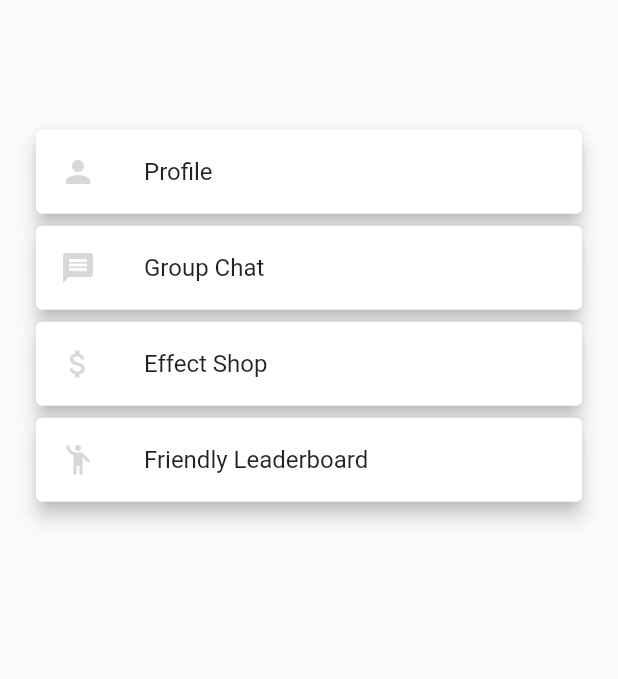
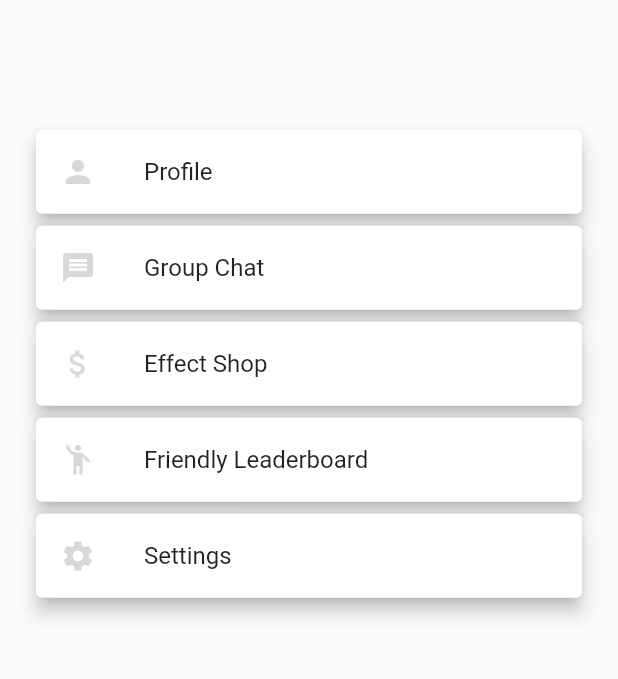
Before and after one commit to AradhyaNepal/DIgi3Map, a Flutter app: the LeaderBoardDrawer screen opened directly, on a phone screen of 412 x 824 dp, the part 277-956 px from its top. Run offline on Flutter 3.47's test engine with Material 2 defaults, Android fonts, the phone set to English and light mode, and no system bars; our stand-ins replace audioplayers, flutter_svg, font_awesome_flutter, google_fonts, google_sign_in, image_picker and 2 more; missing offline and left inert: flutter_facebook_auth; accounts and stored records are empty; network calls fail; project files that could hold a hidden picture were left out.

Commit message:
Main Foundation Completed

```diff
--- a/Flutter/lib/screens/group_portle/widget/leaderboard_drawer.dart
+++ b/Flutter/lib/screens/group_portle/widget/leaderboard_drawer.dart
@@ -8,6 +8,7 @@
 import 'package:digi3map/screens/group_portle/view/friendly_competition.dart';
 import 'package:digi3map/screens/group_portle/view/group_chat.dart';
 import 'package:digi3map/screens/homepage/views/splash_page.dart';
+import 'package:digi3map/screens/settings/settings.dart';
 import 'package:digi3map/screens/user_profile/view/user_self_profile.dart';
 import 'package:flutter/material.dart';
 
@@ -98,6 +99,22 @@
                     ),
                   ),
                 ),
+                Card(
+                  elevation: 5,
+                  child: InkWell(
+                    onTap: (){
+                      Navigator.push(context,
+                          MaterialPageRoute(builder: (context) =>  Settings()));
+                    },
+                    child: ListTile(
+                      leading: Icon(
+                        Icons.settings,
+                        color: Colors.grey.withOpacity(0.4),
+                      ),
+                      title: Text("Settings"),
+                    ),
+                  ),
+                ),
 
               ],
             ),
```
Also changed, not shown: Flutter/lib/screens/group_portle/view/leaderboard_group.dart (+8 -12 lines), Flutter/lib/screens/habits/provider/habit_task_provider.dart (+15 -27 lines), Flutter/lib/screens/homepage/views/home_page.dart (+2 -8 lines), 1 other file.
